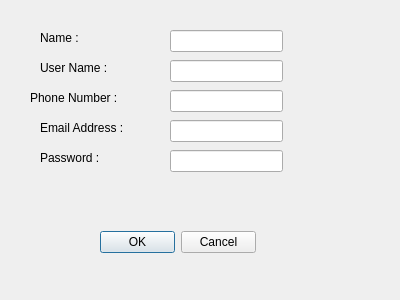
This is signupdialog.ui in m-rajaee/PlantsVsZombies as Qt 5 draws it before an edit. The edited form follows.
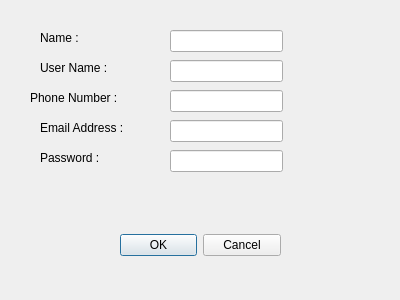
This is the edited form.

Patch:
```diff
--- a/signupdialog.ui
+++ b/signupdialog.ui
@@ -131,10 +131,10 @@
   <widget class="QDialogButtonBox" name="buttonBox">
    <property name="geometry">
     <rect>
-     <x>100</x>
+     <x>120</x>
      <y>230</y>
-     <width>156</width>
-     <height>24</height>
+     <width>161</width>
+     <height>31</height>
     </rect>
    </property>
    <property name="standardButtons">
```
